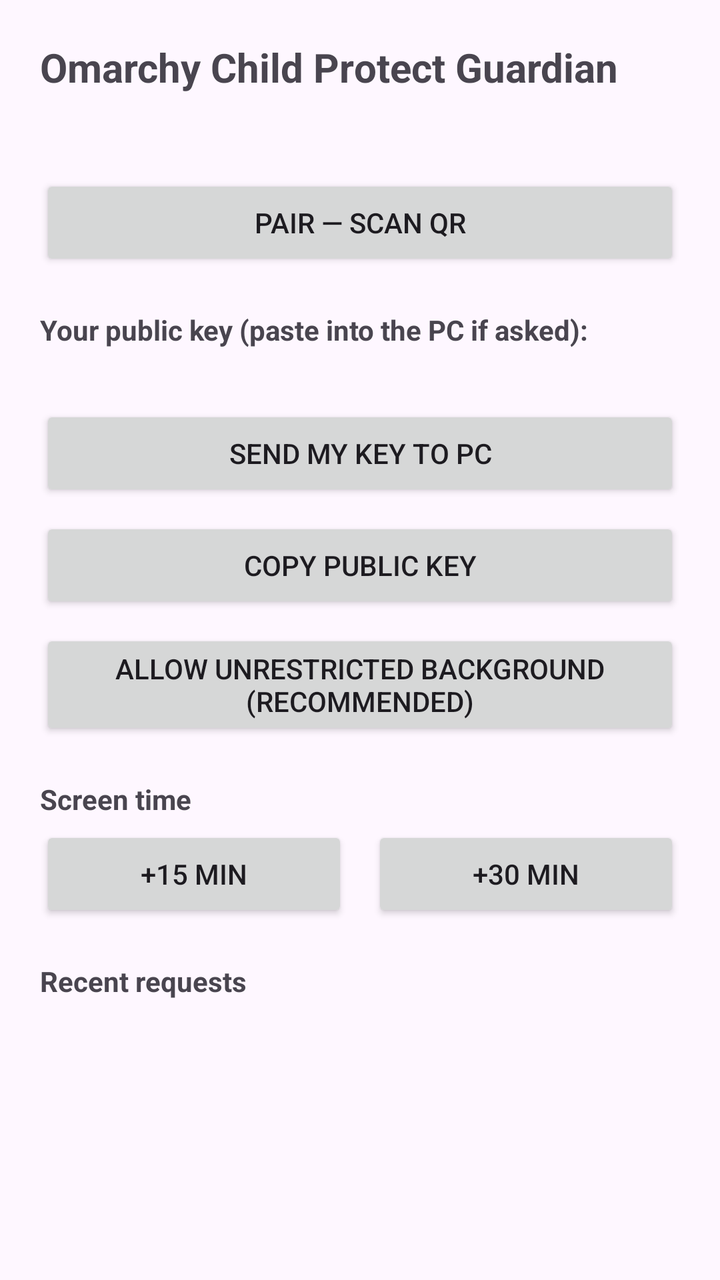
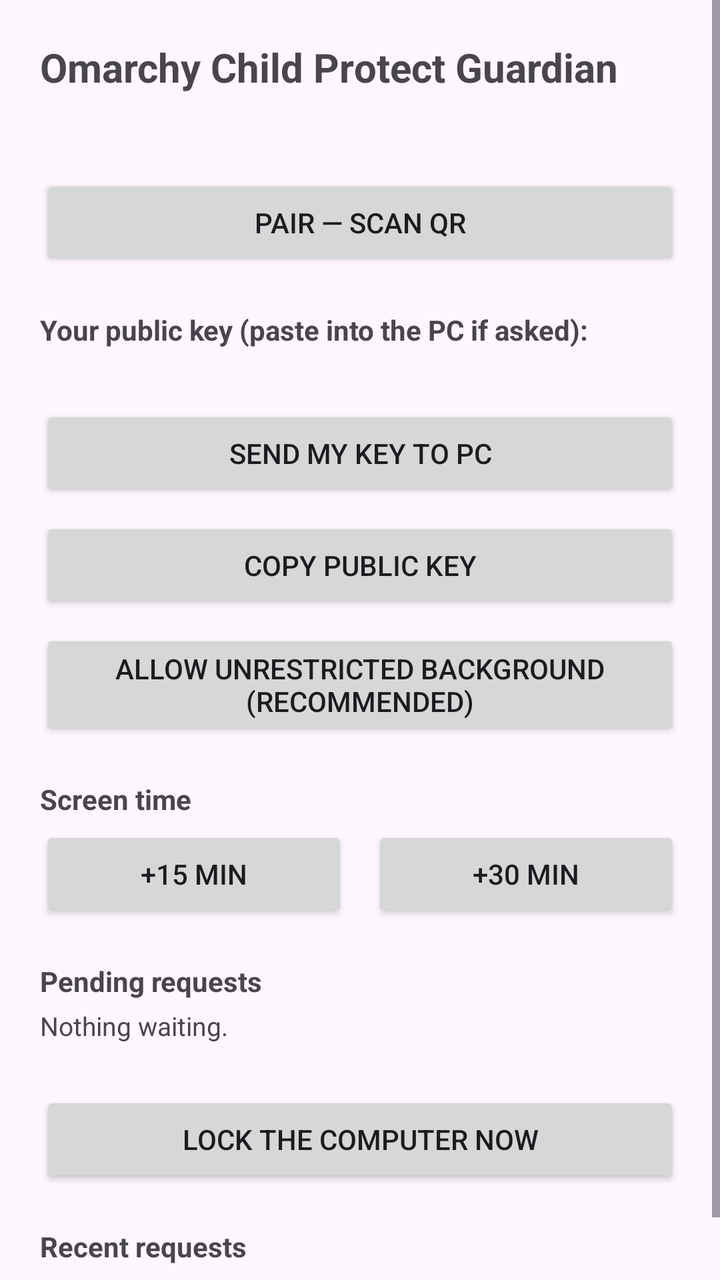

Two renders of the same Android screen: before a commit and after it. Below are the layout's source before the change and the commit's diff.
<!-- AndroidManifest.xml: application theme Theme.Guardian -->
<!-- res/layout/activity_main.xml -->
<?xml version="1.0" encoding="utf-8"?>
<ScrollView xmlns:android="http://schemas.android.com/apk/res/android"
    android:layout_width="match_parent"
    android:layout_height="match_parent"
    android:fillViewport="true">

    <LinearLayout
        android:layout_width="match_parent"
        android:layout_height="wrap_content"
        android:orientation="vertical"
        android:padding="20dp">

        <TextView
            android:layout_width="wrap_content"
            android:layout_height="wrap_content"
            android:text="@string/header_title"
            android:textSize="20sp"
            android:textStyle="bold" />

        <TextView
            android:id="@+id/tvStatus"
            android:layout_width="match_parent"
            android:layout_height="wrap_content"
            android:layout_marginTop="4dp"
            android:textSize="15sp" />

        <Button
            android:id="@+id/btnScan"
            android:layout_width="match_parent"
            android:layout_height="wrap_content"
            android:layout_marginTop="16dp"
            android:text="@string/btn_scan" />

        <TextView
            android:layout_width="wrap_content"
            android:layout_height="wrap_content"
            android:layout_marginTop="20dp"
            android:text="@string/pubkey_label"
            android:textStyle="bold" />

        <TextView
            android:id="@+id/tvPubkey"
            android:layout_width="match_parent"
            android:layout_height="wrap_content"
            android:layout_marginTop="4dp"
            android:fontFamily="monospace"
            android:textIsSelectable="true"
            android:textSize="12sp" />

        <Button
            android:id="@+id/btnSendKey"
            android:layout_width="match_parent"
            android:layout_height="wrap_content"
            android:layout_marginTop="8dp"
            android:text="@string/btn_send_key" />

        <Button
            android:id="@+id/btnCopy"
            android:layout_width="match_parent"
            android:layout_height="wrap_content"
            android:layout_marginTop="8dp"
            android:text="@string/btn_copy" />

        <Button
            android:id="@+id/btnBattery"
            android:layout_width="match_parent"
            android:layout_height="wrap_content"
            android:layout_marginTop="8dp"
            android:text="@string/btn_battery" />

        <TextView
            android:layout_width="wrap_content"
            android:layout_height="wrap_content"
            android:layout_marginTop="20dp"
            android:text="@string/hdr_screen_time"
            android:textStyle="bold" />

        <LinearLayout
            android:layout_width="match_parent"
            android:layout_height="wrap_content"
            android:layout_marginTop="4dp"
            android:orientation="horizontal">

            <Button
                android:id="@+id/btnGrant15"
                android:layout_width="0dp"
                android:layout_height="wrap_content"
                android:layout_marginEnd="6dp"
                android:layout_weight="1"
                android:text="@string/btn_grant15" />

            <Button
                android:id="@+id/btnGrant30"
                android:layout_width="0dp"
                android:layout_height="wrap_content"
                android:layout_marginStart="6dp"
                android:layout_weight="1"
                android:text="@string/btn_grant30" />
        </LinearLayout>

        <TextView
            android:layout_width="wrap_content"
            android:layout_height="wrap_content"
            android:layout_marginTop="20dp"
            android:text="@string/hdr_recent"
            android:textStyle="bold" />

        <TextView
            android:id="@+id/tvHistory"
            android:layout_width="match_parent"
            android:layout_height="wrap_content"
            android:layout_marginTop="4dp"
            android:fontFamily="monospace"
            android:textSize="12sp" />
    </LinearLayout>
</ScrollView>
<!-- resources referenced by this layout -->
<resources>
  <string name="btn_battery">Allow unrestricted background (recommended)</string>
  <string name="btn_copy">Copy public key</string>
  <string name="btn_grant15">+15 min</string>
  <string name="btn_grant30">+30 min</string>
  <string name="btn_scan">Pair — scan QR</string>
  <string name="btn_send_key">Send my key to PC</string>
  <string name="hdr_recent">Recent requests</string>
  <string name="hdr_screen_time">Screen time</string>
  <string name="header_title">Omarchy Child Protect Guardian</string>
  <string name="pubkey_label">Your public key (paste into the PC if asked):</string>
  <style name="Theme.Guardian" parent="Theme.Material3.DayNight.NoActionBar" />
</resources>

<!-- the commit's change to res/layout/activity_main.xml (unified diff, before → after) -->
@@ -102,6 +102,35 @@
             android:layout_width="wrap_content"
             android:layout_height="wrap_content"
             android:layout_marginTop="20dp"
+            android:text="@string/hdr_pending"
+            android:textStyle="bold" />
+
+        <TextView
+            android:id="@+id/tvPendingEmpty"
+            android:layout_width="match_parent"
+            android:layout_height="wrap_content"
+            android:layout_marginTop="4dp"
+            android:text="@string/pending_empty"
+            android:textSize="13sp" />
+
+        <LinearLayout
+            android:id="@+id/pendingContainer"
+            android:layout_width="match_parent"
+            android:layout_height="wrap_content"
+            android:layout_marginTop="4dp"
+            android:orientation="vertical" />
+
+        <Button
+            android:id="@+id/btnLockNow"
+            android:layout_width="match_parent"
+            android:layout_height="wrap_content"
+            android:layout_marginTop="20dp"
+            android:text="@string/btn_lock_now" />
+
+        <TextView
+            android:layout_width="wrap_content"
+            android:layout_height="wrap_content"
+            android:layout_marginTop="20dp"
             android:text="@string/hdr_recent"
             android:textStyle="bold" />
 
<!-- resource entries referenced after the edit -->
@@ -4,11 +4,14 @@
   <string name="btn_copy">Copy public key</string>
   <string name="btn_grant15">+15 min</string>
   <string name="btn_grant30">+30 min</string>
+  <string name="btn_lock_now">Lock the computer now</string>
   <string name="btn_scan">Pair — scan QR</string>
   <string name="btn_send_key">Send my key to PC</string>
+  <string name="hdr_pending">Pending requests</string>
   <string name="hdr_recent">Recent requests</string>
   <string name="hdr_screen_time">Screen time</string>
   <string name="header_title">Omarchy Child Protect Guardian</string>
+  <string name="pending_empty">Nothing waiting.</string>
   <string name="pubkey_label">Your public key (paste into the PC if asked):</string>
   <style name="Theme.Guardian" parent="Theme.Material3.DayNight.NoActionBar" />
 </resources>
